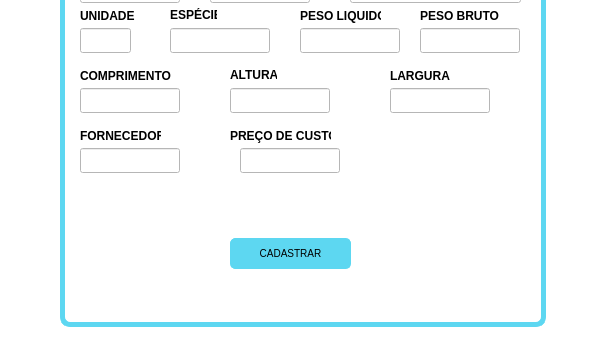
First picture: the form in assets/screens/cadastro_produto.ui, repository Resolution-Speed/Software_ERP_Resolution_Speed, before the edit; both pictures show x 0 to 600 and y 172 to 530 of the 600 by 530 pixel window.
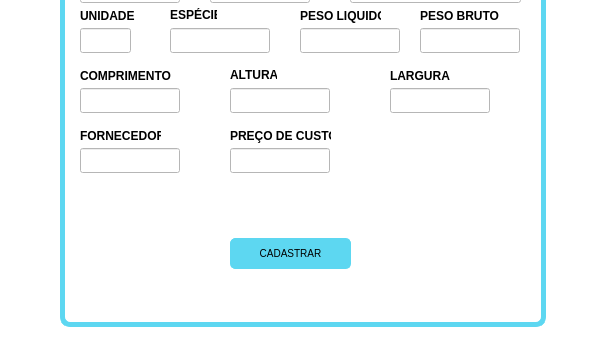
Second picture: the form after the edit.

```diff
--- a/assets/screens/cadastro_produto.ui
+++ b/assets/screens/cadastro_produto.ui
@@ -540,7 +540,7 @@
    <widget class="QLineEdit" name="prod_precoCusto">
     <property name="geometry">
      <rect>
-      <x>240</x>
+      <x>230</x>
       <y>320</y>
       <width>100</width>
       <height>25</height>
```
Left out of the diff: 20 changed lines with no effect on the pictures.
